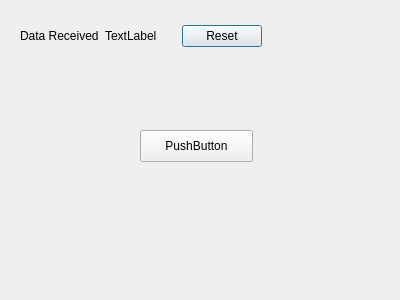
Old version of the form mydialog.ui in the repository lj8385174/terminalQt.
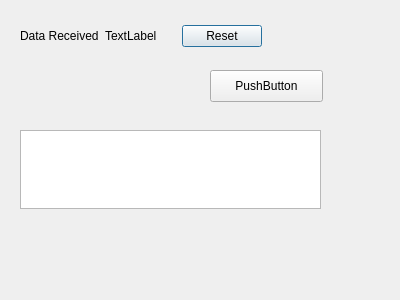
New version of the form.

Commit message: analyze datastream in mydialog

Diff of the .ui file:
```diff
--- a/mydialog.ui
+++ b/mydialog.ui
@@ -49,8 +49,8 @@
   <widget class="QPushButton" name="pushButton">
    <property name="geometry">
     <rect>
-     <x>140</x>
-     <y>130</y>
+     <x>210</x>
+     <y>70</y>
      <width>113</width>
      <height>32</height>
     </rect>
@@ -59,6 +59,16 @@
     <string>PushButton</string>
    </property>
   </widget>
+  <widget class="QPlainTextEdit" name="plainTextEdit">
+   <property name="geometry">
+    <rect>
+     <x>20</x>
+     <y>130</y>
+     <width>301</width>
+     <height>79</height>
+    </rect>
+   </property>
+  </widget>
  </widget>
  <resources/>
  <connections/>
```
The commit also changes 4 other files.
